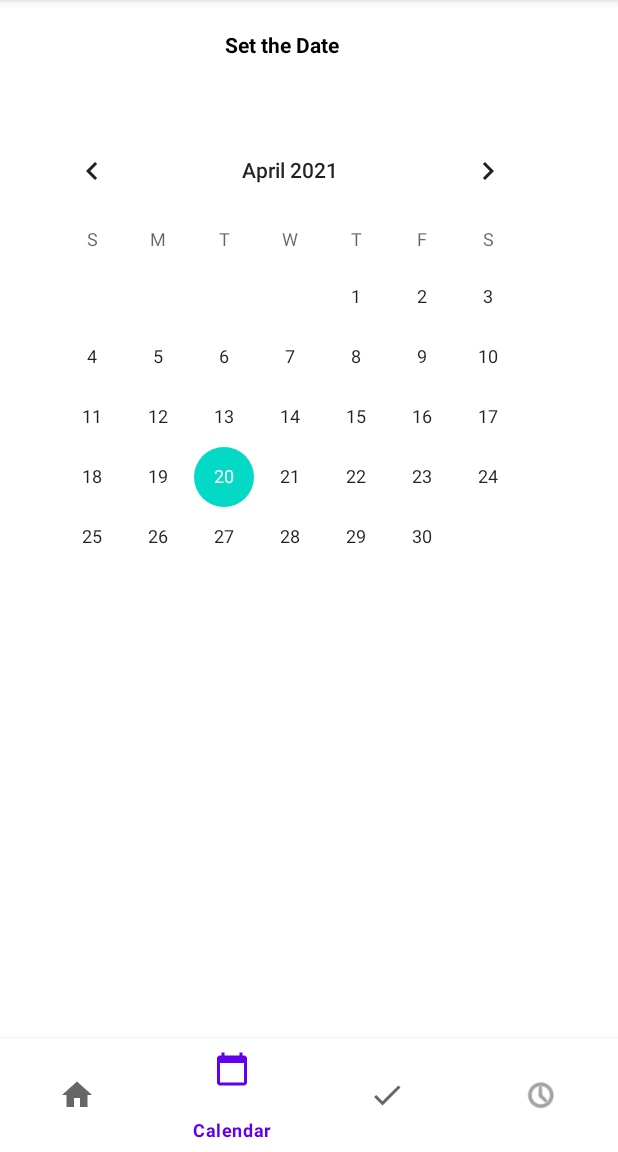
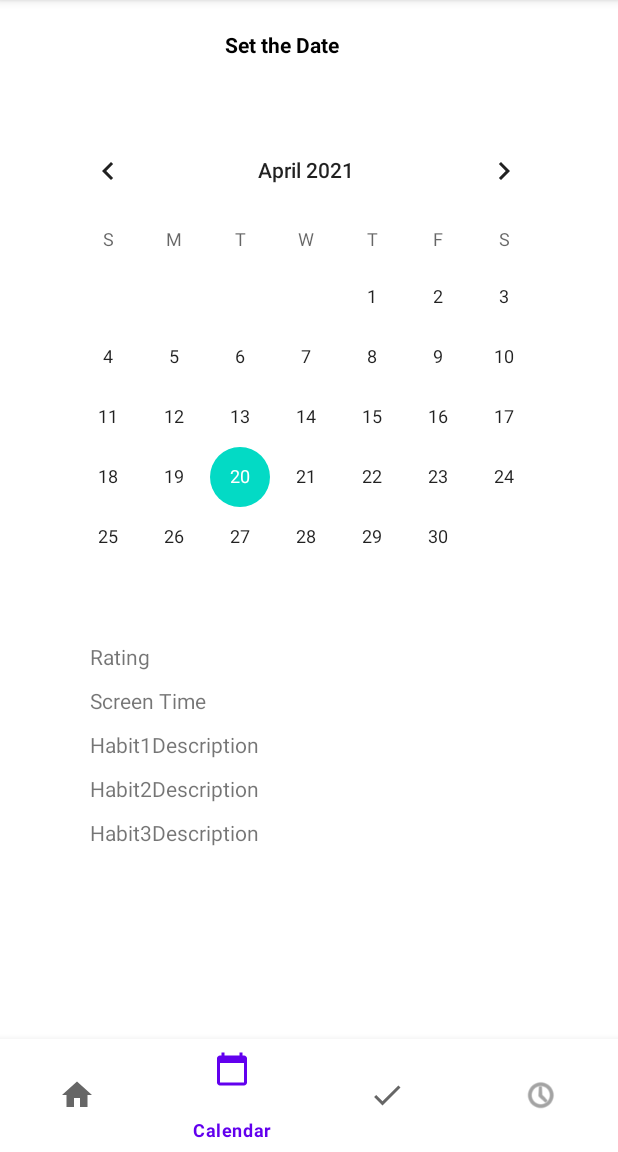
Before and after one commit to CIS-SoftwareDesign-S21/pro-03-mentalhealth-millan-janney-nuss, an Android app: the screen it shows after launch (MainActivity), item 2 of the bottom bar chosen, on a phone screen of 412 x 824 dp, the part 84-1236 px from its top. Run offline under Robolectric (Android 15) with nearby library versions, the phone set to English and light mode, and no system bars.

Commit message:
added calendar view text

```diff
--- a/app/src/main/res/layout/fragment_calendar.xml
+++ b/app/src/main/res/layout/fragment_calendar.xml
@@ -22,9 +22,50 @@
     <CalendarView
         android:id="@+id/calender"
         android:layout_marginTop="80dp"
-        android:layout_marginLeft="19dp"
+        android:layout_marginLeft="30dp"
         android:layout_width="wrap_content"
         android:layout_height="wrap_content">
     </CalendarView>
 
+    <TextView
+        android:id="@+id/ratingText"
+        android:layout_width="wrap_content"
+        android:layout_height="wrap_content"
+        android:layout_below="@id/calender"
+        android:layout_marginLeft="60dp"
+        android:layout_marginTop="10dp"
+        android:text="Rating" />
+    <TextView
+        android:id="@+id/screenTime"
+        android:layout_width="wrap_content"
+        android:layout_height="wrap_content"
+        android:layout_below="@id/ratingText"
+        android:layout_marginLeft="60dp"
+        android:layout_marginTop="10dp"
+        android:text="Screen Time" />
+    <TextView
+        android:id="@+id/firsthabit"
+        android:layout_width="wrap_content"
+        android:layout_height="wrap_content"
+        android:layout_below="@id/screenTime"
+        android:layout_marginLeft="60dp"
+        android:layout_marginTop="10dp"
+        android:text="Habit1Description" />
+    <TextView
+        android:id="@+id/secondhabit"
+        android:layout_width="wrap_content"
+        android:layout_height="wrap_content"
+        android:layout_below="@id/firsthabit"
+        android:layout_marginLeft="60dp"
+        android:layout_marginTop="10dp"
+        android:text="Habit2Description" />
+    <TextView
+        android:id="@+id/thirdhabit"
+        android:layout_width="wrap_content"
+        android:layout_height="wrap_content"
+        android:layout_below="@id/secondhabit"
+        android:layout_marginLeft="60dp"
+        android:layout_marginTop="10dp"
+        android:text="Habit3Description" />
+
 </RelativeLayout>
```
Also changed, not shown: app/src/main/java/temple/mentalhealthwellness/ui/calendar/CalendarFragment.java (+2 -7 lines), app/src/main/res/drawable-hdpi/deletehabit.png (added), app/src/main/res/drawable-mdpi/deletehabit.png (added), app/src/main/res/drawable-xhdpi/deletehabit.png (added), app/src/main/res/drawable-xxhdpi/deletehabit.png (added), app/src/main/res/drawable-xxxhdpi/deletehabit.png (added).
